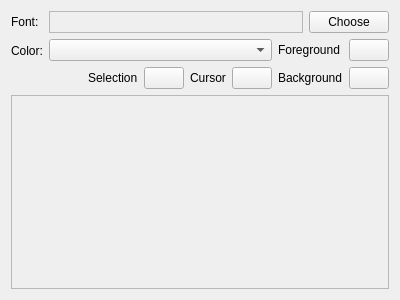
Qt form gui/ConfigEditor.ui (mupuf/arduide) before a commit.
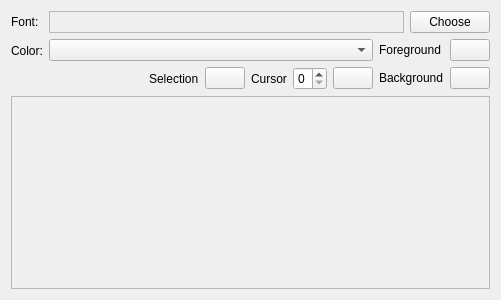
The same form after that commit. Custom widgets are drawn as their Qt base class.

Commit message: Adding some caret (cursor) visibility enhancements. Adds the ability for the user to customize the caret width, and the default caret color is now red.

The edit to the form file:
```diff
--- a/gui/ConfigEditor.ui
+++ b/gui/ConfigEditor.ui
@@ -6,7 +6,7 @@
    <rect>
     <x>0</x>
     <y>0</y>
-    <width>400</width>
+    <width>501</width>
     <height>300</height>
    </rect>
   </property>
@@ -113,6 +113,16 @@
              </property>
             </widget>
            </item>
+           <item>
+            <widget class="QSpinBox" name="caretWidthSpin">
+             <property name="maximum">
+              <number>3</number>
+             </property>
+             <property name="value">
+              <number>0</number>
+             </property>
+            </widget>
+           </item>
            <item>
             <widget class="ColorButton" name="caretColorButton">
              <property name="text">
```
The commit also changes 5 other files.
